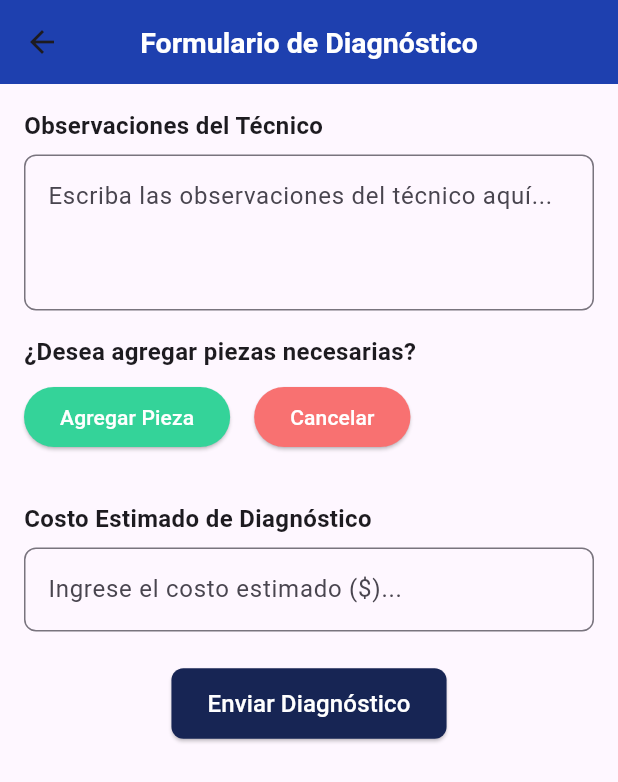
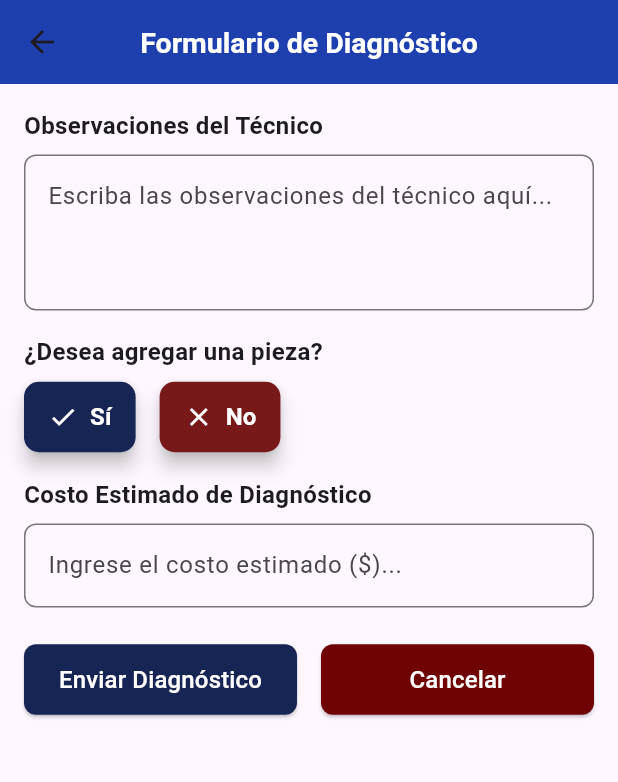
Before and after one commit to idav0/sigser_front, a Flutter app: the RepairFormScreen screen opened directly with empty values, on a phone screen of 412 x 824 dp. Shown: the top 782 px of the screen. Run offline on Flutter 3.47's test engine with Material 3 defaults, Android fonts, the phone set to English and light mode, and no system bars; our stand-ins replace awesome_dialog, dio, flutter_dotenv, font_awesome_flutter, shared_preferences; missing offline and left inert: mobile_scanner; accounts and stored records are empty.

Commit message:
commit RepairForm

```diff
--- a/lib/modules/kernel/widgets/repair_form_screen.dart
+++ b/lib/modules/kernel/widgets/repair_form_screen.dart
@@ -2,6 +2,7 @@ import 'dart:convert';
 import 'package:flutter/material.dart';
 import 'package:dio/dio.dart';
 import 'package:flutter_dotenv/flutter_dotenv.dart';
+import 'package:awesome_dialog/awesome_dialog.dart';
 
 class RepairFormScreen extends StatefulWidget {
   final int repairId;
@@ -18,7 +19,9 @@ class _RepairFormScreenState extends State<RepairFormScreen> {
   final _estimatedCostController = TextEditingController();
   final List<TextEditingController> _partsControllers = [];
   final Dio _dio = Dio();
-  final RegExp _validInputRegex = RegExp(r'^[a-zA-Z0-9\s]+$');
+  bool _addPartsVisible = false;
+
+  final RegExp _validInputRegex = RegExp(r'^[a-zA-Z0-9ñÑ\s]+$');
 
   @override
   void dispose() {
@@ -54,11 +57,23 @@ class _RepairFormScreenState extends State<RepairFormScreen> {
     });
   }
 
+  void _clearParts() {
+    setState(() {
+      for (var controller in _partsControllers) {
+        controller.dispose();
+      }
+      _partsControllers.clear();
+    });
+  }
+
   Future<void> _submitForm() async {
     if (_formKey.currentState!.validate()) {
-    final String diagnosticObservations = _technicianObservationsController.text;
-    final double diagnosticEstimatedCost = double.parse(_estimatedCostController.text);
-    final String diagnosticParts = _partsControllers.map((controller) => controller.text).join(', ');
+      final String diagnosticObservations =
+          _technicianObservationsController.text;
+      final double diagnosticEstimatedCost =
+          double.parse(_estimatedCostController.text);
+      final String diagnosticParts =
+          _partsControllers.map((controller) => controller.text).join(', ');
 
       final Map<String, dynamic> requestData = {
         "id": widget.repairId,
@@ -66,6 +81,7 @@ Future<void> _submitForm() async {
         "diagnostic_parts": diagnosticParts,
         "diagnostic_estimated_cost": diagnosticEstimatedCost,
       };
+      debugPrint('Data a enviar: ${jsonEncode(requestData)}');
 
       ScaffoldMessenger.of(context).showSnackBar(
         const SnackBar(content: Text('Enviando formulario...')),
@@ -90,12 +106,15 @@ Future<void> _submitForm() async {
           Navigator.pop(context);
         } else {
           ScaffoldMessenger.of(context).showSnackBar(
-          SnackBar(content: Text('Error al enviar diagnóstico: ${response.data}')),
+            SnackBar(
+                content: Text('Error al enviar diagnóstico: ${response.data}')),
           );
         }
       } on DioError catch (e) {
         ScaffoldMessenger.of(context).showSnackBar(
-        SnackBar(content: Text('Error de conexión: ${e.response?.data ?? e.message}')),
+          SnackBar(
+              content:
+                  Text('Error de conexión: ${e.response?.data ?? e.message}')),
         );
         debugPrint('Error en la petición: ${e.response?.data ?? e.message}');
       } catch (e) {
@@ -136,12 +155,36 @@ Future<void> _submitForm() async {
                 maxLines: 3,
               ),
               const SizedBox(height: 16),
-              _buildSectionTitle('¿Desea agregar piezas necesarias?'),
+              _buildSectionTitle('¿Desea agregar una pieza?'),
               const SizedBox(height: 8),
               _buildAddPartButtons(),
               const SizedBox(height: 16),
+              if (_addPartsVisible) ...[
                 _buildPartsSection(),
                 const SizedBox(height: 16),
+                Align(
+                  alignment: Alignment.centerLeft,
+                  child: ElevatedButton.icon(
+                    onPressed: _addPartField,
+                    icon: const Icon(Icons.build, color: Colors.white),
+                    label: const Text(
+                      'Agregar pieza',
+                      style:
+                          TextStyle(fontSize: 14, fontWeight: FontWeight.bold),
+                    ),
+                    style: ElevatedButton.styleFrom(
+                      backgroundColor: const Color.fromARGB(255, 113, 121, 137),
+                      foregroundColor: Colors.white,
+                      padding: const EdgeInsets.symmetric(
+                          horizontal: 16, vertical: 12),
+                      shape: RoundedRectangleBorder(
+                        borderRadius: BorderRadius.circular(8),
+                      ),
+                    ),
+                  ),
+                ),
+                const SizedBox(height: 16),
+              ],
               _buildSectionTitle('Costo Estimado de Diagnóstico'),
               const SizedBox(height: 8),
               _buildTextField(
@@ -160,21 +203,48 @@ Future<void> _submitForm() async {
                 },
               ),
               const SizedBox(height: 24),
-              Center(
+              Row(
+                mainAxisAlignment: MainAxisAlignment.spaceEvenly,
+                children: [
+                  Expanded(
                     child: ElevatedButton(
                       onPressed: _submitForm,
                       style: ElevatedButton.styleFrom(
                         foregroundColor: Colors.white,
-                    backgroundColor: const Color(0xFF172554),
-                    padding: const EdgeInsets.symmetric(
-                        horizontal: 24, vertical: 12),
+                        backgroundColor: const Color(0xFF172554), // Azul
+                        padding: const EdgeInsets.symmetric(vertical: 12),
                         shape: RoundedRectangleBorder(
                           borderRadius: BorderRadius.circular(8),
                         ),
                       ),
-                  child: const Text('Enviar Diagnóstico',
-                      style: TextStyle(fontSize: 16)),
+                      child: const Text(
+                        'Enviar Diagnóstico',
+                        style: TextStyle(fontSize: 16),
                       ),
+                    ),
+                  ),
+                  const SizedBox(width: 16),
+                  Expanded(
+                    child: ElevatedButton(
+                      onPressed: () {
+                        Navigator.pop(
+                            context); // Regresar a la pantalla anterior
+                      },
+                      style: ElevatedButton.styleFrom(
+                        foregroundColor: Colors.white,
+                        backgroundColor: const Color.fromARGB(255, 111, 3, 3),
+                        padding: const EdgeInsets.symmetric(vertical: 12),
+                        shape: RoundedRectangleBorder(
+                          borderRadius: BorderRadius.circular(8),
+                        ),
+                      ),
+                      child: const Text(
+                        'Cancelar',
+                        style: TextStyle(fontSize: 16),
+                      ),
+                    ),
+                  ),
+                ],
               ),
             ],
           ),
@@ -211,27 +281,56 @@ Future<void> _submitForm() async {
     );
   }
 
-  Widget _buildPartsSection() {
-    return Column(
-      crossAxisAlignment: CrossAxisAlignment.start,
+  Widget _buildAddPartButtons() {
+    return Row(
       children: [
-        for (int i = 0; i < _partsControllers.length; i++)
-          Padding(
-            padding: const EdgeInsets.only(bottom: 8.0),
-            child: Row(
+        ElevatedButton(
+          onPressed: () {
+            setState(() {
+              _addPartsVisible = true;
+            });
+          },
+          style: ElevatedButton.styleFrom(
+            backgroundColor: const Color(0xFF172554),
+            foregroundColor: Colors.white,
+            shape: RoundedRectangleBorder(
+              borderRadius: BorderRadius.circular(10),
+            ),
+            padding: const EdgeInsets.symmetric(horizontal: 16, vertical: 12),
+            elevation: 5,
+          ),
+          child: const Row(
             children: [
-                Expanded(
-                  child: _buildTextField(
-                    controller: _partsControllers[i],
-                    hintText: 'Nombre de la pieza...',
-                    validator: _validateInput,
+              Icon(Icons.check, size: 20),
+              SizedBox(width: 8),
+              Text('Sí',
+                  style: TextStyle(fontSize: 16, fontWeight: FontWeight.bold)),
+            ],
           ),
         ),
-                const SizedBox(width: 8),
-                IconButton(
-                  onPressed: () => _removePartField(i),
-                  icon: const Icon(Icons.remove_circle, color: Colors.red),
+        const SizedBox(width: 16),
+        ElevatedButton(
+          onPressed: () {
+            setState(() {
+              _addPartsVisible = false;
+              _clearParts();
+            });
+          },
+          style: ElevatedButton.styleFrom(
+            backgroundColor: const Color.fromARGB(255, 119, 25, 25),
+            foregroundColor: Colors.white,
+            shape: RoundedRectangleBorder(
+              borderRadius: BorderRadius.circular(10),
             ),
+            padding: const EdgeInsets.symmetric(horizontal: 16, vertical: 12),
+            elevation: 5,
+          ),
+          child: const Row(
+            children: [
+              Icon(Icons.close, size: 20),
+              SizedBox(width: 8),
+              Text('No',
+                  style: TextStyle(fontSize: 16, fontWeight: FontWeight.bold)),
             ],
           ),
         ),
@@ -239,28 +338,34 @@ Future<void> _submitForm() async {
     );
   }
 
-  Widget _buildAddPartButtons() {
-    return Row(
+  Widget _buildPartsSection() {
+    return Column(
+      crossAxisAlignment: CrossAxisAlignment.start,
       children: [
-        ElevatedButton(
-          onPressed: _addPartField,
-          style: ElevatedButton.styleFrom(
-            backgroundColor: const Color(0xFF34D399),
-            foregroundColor: Colors.white,
+        const Text(
+          'Piezas Reemplazadas',
+          style: TextStyle(fontSize: 16, fontWeight: FontWeight.bold),
         ),
-          child: const Text('Agregar Pieza'),
+        const SizedBox(height: 8),
+        for (int i = 0; i < _partsControllers.length; i++) ...[
+          Row(
+            children: [
+              Expanded(
+                child: _buildTextField(
+                  controller: _partsControllers[i],
+                  hintText: 'Nombre de la pieza',
+                  validator: _validateInput,
                 ),
-        const SizedBox(width: 16),
-        ElevatedButton(
-          onPressed: () {
-            Navigator.pop(context);
-          },
-          style: ElevatedButton.styleFrom(
-            backgroundColor: const Color(0xFFF87171),
-            foregroundColor: Colors.white,
               ),
-          child: const Text('Cancelar'),
+              const SizedBox(width: 8),
+              IconButton(
+                icon: const Icon(Icons.delete, color: Colors.red),
+                onPressed: () => _removePartField(i),
               ),
+            ],
+          ),
+          const SizedBox(height: 8),
+        ],
       ],
     );
   }
```
Lines whose indentation alone changed are shown as unchanged.
